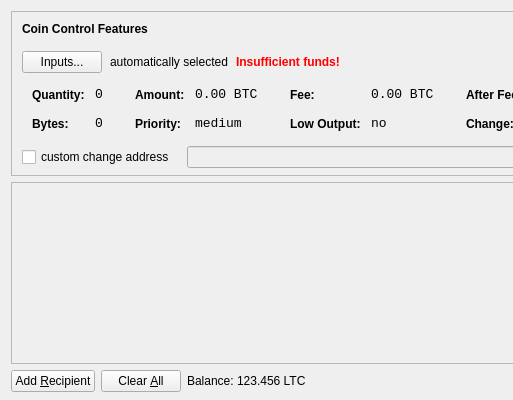
aglehcoin-project/ac, file src/qt/forms/sendcoinsdialog.ui: the form before one commit; both pictures show x 0 to 513 and y 0 to 400 of the 850 by 400 pixel window.
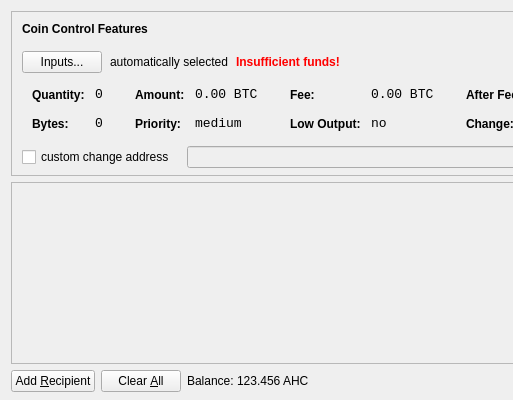
The form after the commit. Icons and pictures are not drawn.

Patch:
```diff
--- a/src/qt/forms/sendcoinsdialog.ui
+++ b/src/qt/forms/sendcoinsdialog.ui
@@ -720,7 +720,7 @@
           <cursorShape>IBeamCursor</cursorShape>
          </property>
          <property name="text">
-          <string>123.456 LTC</string>
+          <string>123.456 AHC</string>
          </property>
          <property name="textInteractionFlags">
           <set>Qt::LinksAccessibleByMouse|Qt::TextSelectableByKeyboard|Qt::TextSelectableByMouse</set>
```
